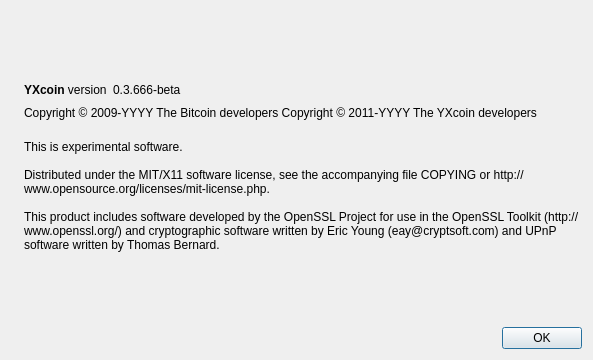
Old version of the form src/qt/forms/aboutdialog.ui in the repository erikYX/yxlite.
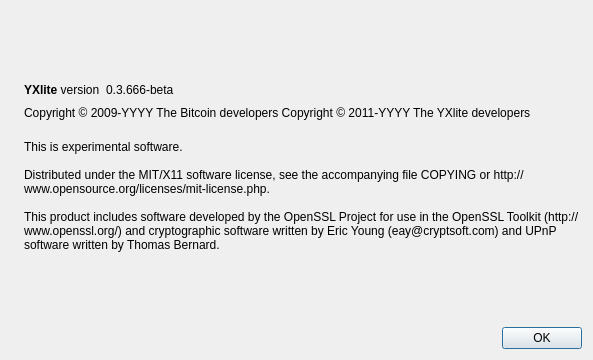
New version of the form. Icons and pictures are not drawn.

What changed in the file:
```diff
--- a/src/qt/forms/aboutdialog.ui
+++ b/src/qt/forms/aboutdialog.ui
@@ -50,7 +50,7 @@
           <cursorShape>IBeamCursor</cursorShape>
          </property>
          <property name="text">
-          <string>&lt;b&gt;YXcoin&lt;/b&gt; version</string>
+          <string>&lt;b&gt;YXlite&lt;/b&gt; version</string>
          </property>
          <property name="textInteractionFlags">
           <set>Qt::LinksAccessibleByMouse|Qt::TextSelectableByKeyboard|Qt::TextSelectableByMouse</set>
@@ -92,7 +92,7 @@
        </property>
        <property name="text">
         <string notr="true">Copyright &amp;copy; 2009-YYYY The Bitcoin developers
-Copyright &amp;copy; 2011-YYYY The YXcoin developers</string>
+Copyright &amp;copy; 2011-YYYY The YXlite developers</string>
        </property>
        <property name="textFormat">
         <enum>Qt::RichText</enum>
```
Left out of the diff: 2 changed lines with no effect on the pictures.
